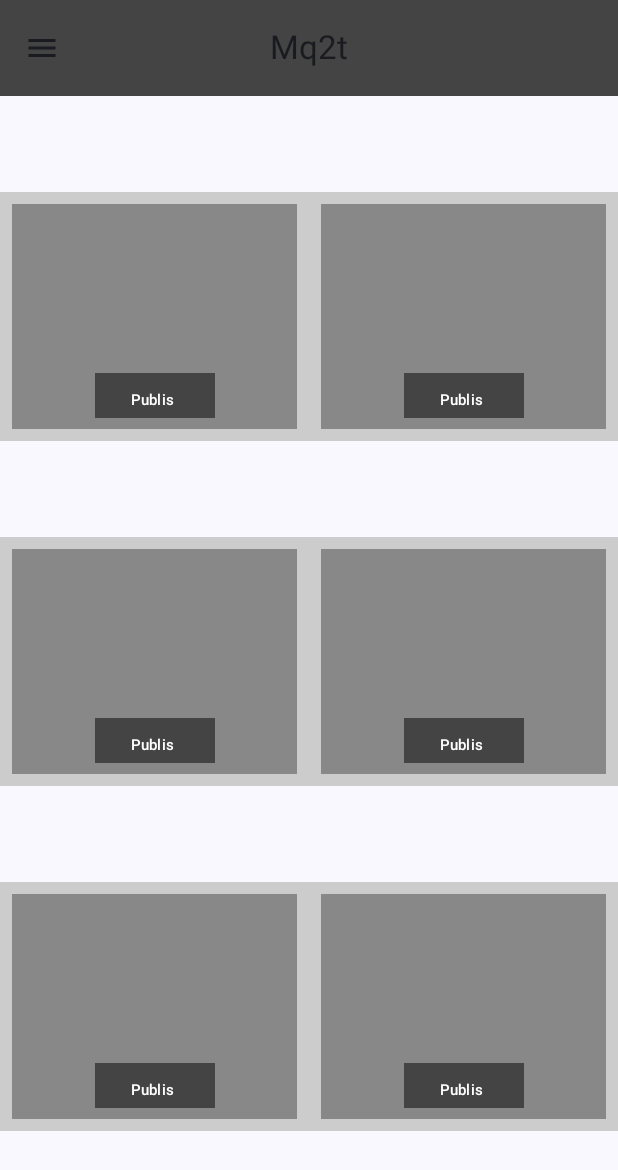
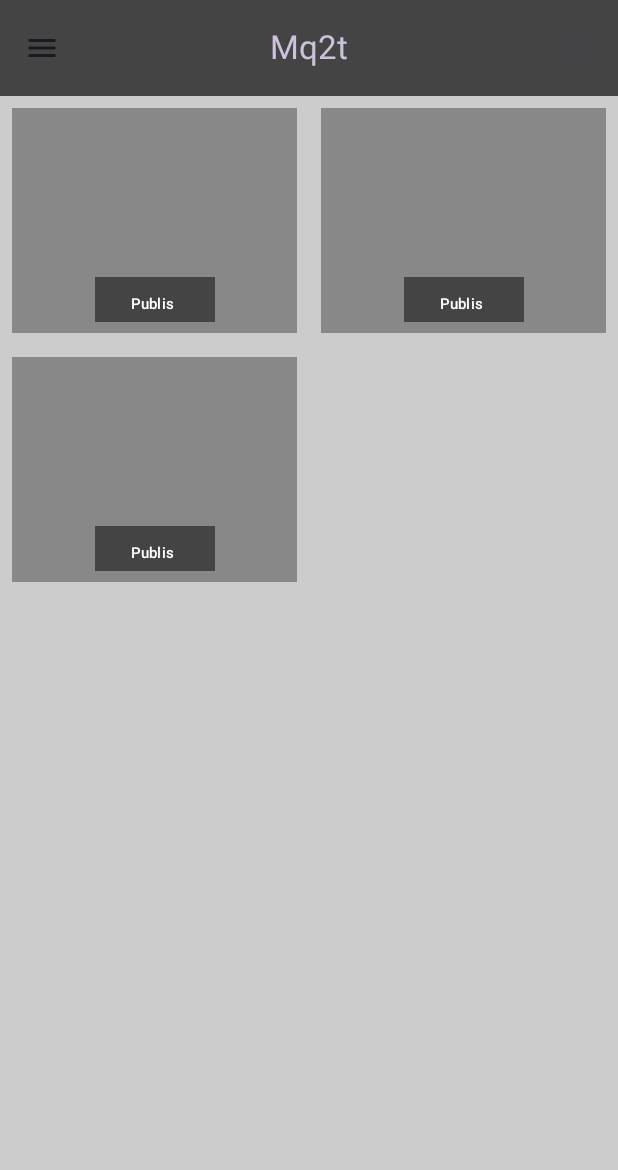
Before and after one commit to Maxeltr/AndroidMq2t, an Android app built with Jetpack Compose: the screen it shows after launch (MainActivity), on a phone screen of 412 x 824 dp. Shown: the top 1170 px of the screen. Run offline under Robolectric (Android 15) with nearby library versions, the phone set to English and light mode, and no system bars.

Commit message:
Signed-off-by: Maxeltr <maksim.eltratov@ya.ru>

```diff
--- a/app/src/main/AndroidManifest.xml
+++ b/app/src/main/AndroidManifest.xml
@@ -1,6 +1,9 @@
 <?xml version="1.0" encoding="utf-8"?>
 <manifest xmlns:android="http://schemas.android.com/apk/res/android"
     xmlns:tools="http://schemas.android.com/tools">
+    <uses-permission android:name="android.permission.INTERNET" />
+    <uses-permission android:name="android.permission.ACCESS_NETWORK_STATE"/>
+
 
     <application
         android:allowBackup="true"
--- a/app/src/main/java/ru/maxeltr/androidmq2t/Dashboard.kt
+++ b/app/src/main/java/ru/maxeltr/androidmq2t/Dashboard.kt
@@ -18,10 +18,15 @@ import androidx.compose.ui.unit.dp
 
 @Preview(showBackground = true)
 @Composable
-fun Dashboard(modifier: Modifier = Modifier, amount: Int = 6) {
-    Column(modifier = modifier.fillMaxSize()) {
+fun Dashboard(modifier: Modifier = Modifier, amount: Int = 3) {
+    Column(
+        modifier = modifier
+            .fillMaxSize()
+            .background(Color.LightGray),
+        verticalArrangement = Arrangement.Top
+    ) {
         for (i in 0 until amount step 2) {
-            CardRow(modifier, amount = amount, index = i)
+            CardRow(amount = amount, index = i)
         }
     }
 
--- a/app/src/main/java/ru/maxeltr/androidmq2t/MainActivity.kt
+++ b/app/src/main/java/ru/maxeltr/androidmq2t/MainActivity.kt
@@ -1,5 +1,6 @@
 package ru.maxeltr.androidmq2t
 
+import android.app.Application
 import android.os.Bundle
 import android.widget.Toast
 import androidx.activity.ComponentActivity
@@ -9,11 +10,16 @@ import androidx.compose.foundation.background
 import androidx.compose.foundation.layout.Column
 import androidx.compose.foundation.layout.PaddingValues
 import androidx.compose.foundation.layout.Spacer
+import androidx.compose.foundation.layout.fillMaxHeight
 import androidx.compose.foundation.layout.fillMaxSize
+import androidx.compose.foundation.layout.fillMaxWidth
 import androidx.compose.foundation.layout.height
 import androidx.compose.foundation.layout.padding
+import androidx.compose.foundation.layout.requiredWidth
+import androidx.compose.foundation.layout.wrapContentSize
 import androidx.compose.material.icons.Icons
 import androidx.compose.material.icons.filled.Menu
+import androidx.compose.material.icons.filled.Refresh
 import androidx.compose.material3.CenterAlignedTopAppBar
 import androidx.compose.material3.DrawerValue
 import androidx.compose.material3.ExperimentalMaterial3Api
@@ -32,11 +38,14 @@ import androidx.compose.ui.Modifier
 import androidx.compose.ui.graphics.Color
 import androidx.compose.ui.input.nestedscroll.nestedScroll
 import androidx.compose.ui.platform.LocalContext
+import androidx.compose.ui.text.style.TextAlign
 import androidx.compose.ui.text.style.TextOverflow
 import androidx.compose.ui.tooling.preview.Preview
 import androidx.compose.ui.unit.dp
 import kotlinx.coroutines.launch
 import ru.maxeltr.androidmq2t.ui.theme.AndroidMq2tTheme
+import ru.maxeltr.androidmq2t.ui.theme.PurpleGrey80
+import ru.maxeltr.androidmq2t.viewmodel.MqttViewModel
 import ru.maxeltr.myapp.Dashboard
 
 class MainActivity : ComponentActivity() {
@@ -56,8 +65,7 @@ class MainActivity : ComponentActivity() {
 @Preview(showBackground = true)
 @OptIn(ExperimentalMaterial3Api::class)
 @Composable
-fun MainView(innerPadding:
-             PaddingValues = PaddingValues(0.dp)) {
+fun MainView(innerPadding: PaddingValues = PaddingValues(0.dp)) {
     val scrollBehavior = TopAppBarDefaults.pinnedScrollBehavior(rememberTopAppBarState())
     val coroutineScope = rememberCoroutineScope()
     val drawerState = rememberDrawerState(DrawerValue.Closed)
@@ -66,12 +74,19 @@ fun MainView(innerPadding:
     ModalNavigationDrawer(
         drawerState = drawerState,
         drawerContent = {
+            Column(modifier = Modifier
+                .requiredWidth(250.dp)
+                .fillMaxHeight()
+            ) {
                 DrawerContent { item ->
                     // Обработка нажатия на элемент меню
                     println("Clicked on $item")
                     Toast.makeText(context, "Clicked on $item", Toast.LENGTH_SHORT).show()
+                    val mqttViewmodel = MqttViewModel(application = context.applicationContext as Application)
+                    println("mqtt $mqttViewmodel")
                     coroutineScope.launch {
                         drawerState.close()
+                    }
                 }
             }
         }
@@ -88,7 +103,8 @@ fun MainView(innerPadding:
                         Text(
                             "Mq2t",
                             maxLines = 1,
-                            overflow = TextOverflow.Ellipsis
+                            overflow = TextOverflow.Ellipsis,
+                            color = PurpleGrey80
                         )
                     },
                     navigationIcon = {
@@ -100,6 +116,16 @@ fun MainView(innerPadding:
                             Icon(
                                 imageVector = Icons.Filled.Menu,
                                 contentDescription = "Localized description"
+                            )
+                        }
+                    },
+                    actions = {
+                        IconButton(onClick = {
+
+                        }) {
+                            Icon(
+                                imageVector = Icons.Filled.Refresh,
+                                contentDescription = "Add"
                             )
                         }
                     },
@@ -118,17 +144,53 @@ fun DrawerContent(onItemClick: (String) -> Unit) {
     Column(
         modifier = Modifier
             .fillMaxSize()
-            .background(Color.White)
+            .background(Color.LightGray)
     ) {
         Spacer(modifier = Modifier.height(16.dp))
-        TextButton(onClick = { onItemClick("Item 1") }) {
-            Text("Item 1")
+        TextButton(
+            onClick = {
+                onItemClick("Item 1")
             }
-        TextButton(onClick = { onItemClick("Item 2") }) {
-            Text("Item 2")
+        ) {
+            Text("Item______________1",
+                modifier = Modifier
+                    .wrapContentSize()
+                    .fillMaxWidth(),
+                color = Color.Black,
+                textAlign = TextAlign.Left,
+                maxLines = 1,
+                overflow = TextOverflow.Ellipsis,
+            )
         }
-        TextButton(onClick = { onItemClick("Item 3") }) {
-            Text("Item 3")
+        TextButton(
+            onClick = {
+                onItemClick("Item 2")
+            }
+        ) {
+            Text("Item  d  2",
+                modifier = Modifier
+                    .wrapContentSize()
+                    .fillMaxWidth(),
+                color = Color.Black,
+                textAlign = TextAlign.Left,
+                maxLines = 1,
+                overflow = TextOverflow.Ellipsis,
+            )
+        }
+        TextButton(
+            onClick = {
+                onItemClick("Item 3")
+            }
+        ) {
+            Text("Item                              3",
+                modifier = Modifier
+                    .wrapContentSize()
+                    .fillMaxWidth(),
+                color = Color.Black,
+                textAlign = TextAlign.Left,
+                maxLines = 1,
+                overflow = TextOverflow.Ellipsis,
+            )
         }
     }
 }
--- a/gradle/libs.versions.toml
+++ b/gradle/libs.versions.toml
@@ -8,6 +8,7 @@ espressoCore = "3.6.1"
 lifecycleRuntimeKtx = "2.8.7"
 activityCompose = "1.10.1"
 composeBom = "2024.09.00"
+hivemq-mqtt-ver = "1.3.5"
 
 [libraries]
 androidx-core-ktx = { group = "androidx.core", name = "core-ktx", version.ref = "coreKtx" }
@@ -25,6 +26,9 @@ androidx-ui-test-manifest = { group = "androidx.compose.ui", name = "ui-test-man
 androidx-ui-test-junit4 = { group = "androidx.compose.ui", name = "ui-test-junit4" }
 androidx-material3 = { group = "androidx.compose.material3", name = "material3" }
 
+hivemq-mqtt = { group = "com.hivemq", name = "hivemq-mqtt-client", version.ref = "hivemq-mqtt-ver" }
+#implementation("com.hivemq:hivemq-mqtt-client:1.3.5")
+
 [plugins]
 android-application = { id = "com.android.application", version.ref = "agp" }
 kotlin-android = { id = "org.jetbrains.kotlin.android", version.ref = "kotlin" }
```
Also changed, not shown: app/build.gradle.kts (+8 -0 lines), app/src/main/java/ru/maxeltr/androidmq2t/viewmodel/MqttViewModel.kt (added, +77 -0 lines), app/src/main/java/ru/maxeltr/androidmq2t/ui/theme/Color.kt (line endings or trailing spaces), gradle.properties (line endings or trailing spaces), 1 other file. Lines whose indentation alone changed are shown as unchanged.
